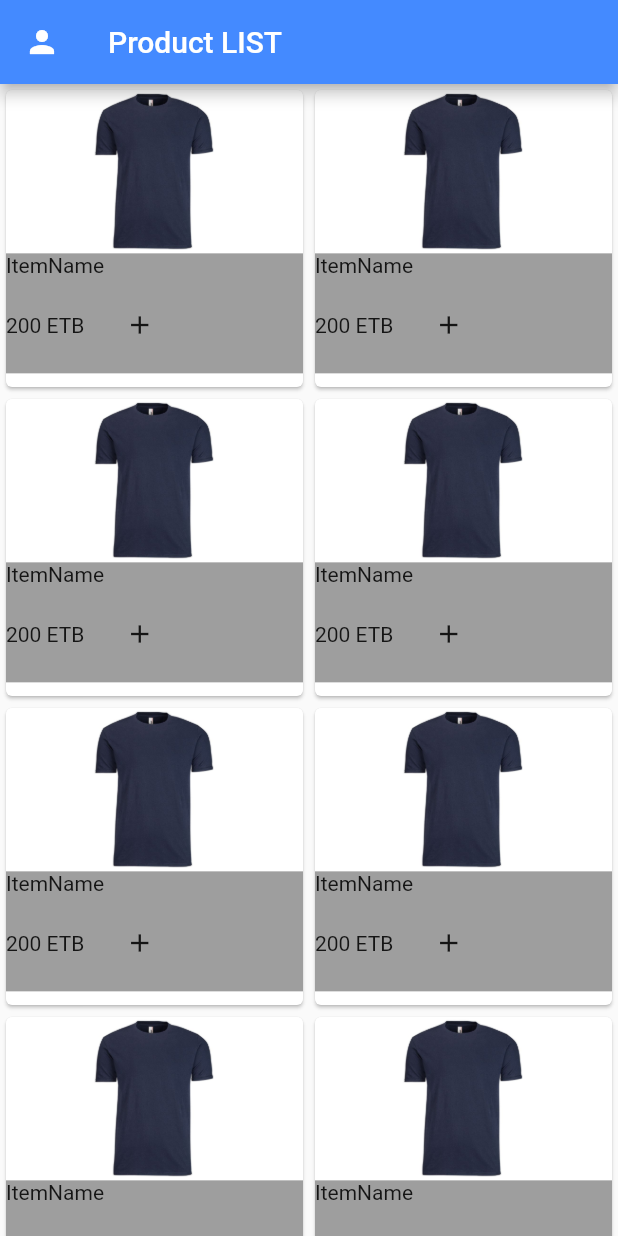
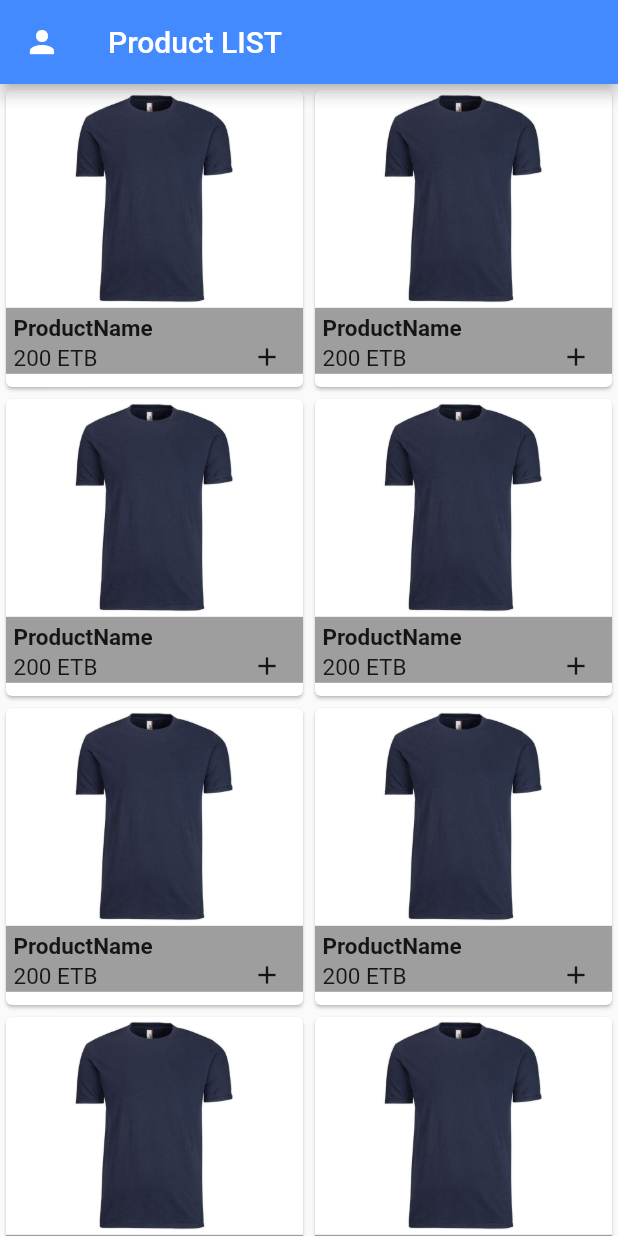
Before and after one commit to nebiyuelias1/flutter-tech-camp, a Flutter app: the screen it shows after launch, on a phone screen of 412 x 824 dp. Run offline on Flutter 3.47's test engine with Material 2 defaults, Android fonts, the phone set to English and light mode, and no system bars; our stand-ins replace auto_route, freezed_annotation; generated files the repository leaves out were written again.

Commit message:
update product ui

```diff
--- a/lib/src/products_page.dart
+++ b/lib/src/products_page.dart
@@ -51,7 +51,7 @@ class _Product extends StatelessWidget {
       child: Column(
         children: <Widget>[
           AspectRatio(
-            aspectRatio: 20.0 / 11.0,
+            aspectRatio: 15.0 / 11.0,
             child: Image.asset('assets/images/T-shirt1.jpeg'),
           ),
           Container(
@@ -60,20 +60,11 @@ class _Product extends StatelessWidget {
             child: Column(
               crossAxisAlignment: CrossAxisAlignment.start,
               children: <Widget>[
-                Text('ItemName'),
-                Row(
-                  mainAxisAlignment: MainAxisAlignment.start,
-                  children: [
-                    Text('200 ETB'),
-                    SizedBox(width: 5),
-                    ButtonBar(
-                      children: <Widget>[
-                        IconButton(iconSize: 20,
-                          icon: Icon(Icons.add), onPressed: () {})
-                      ],
-                    )
-                  ],
-                )
+                Padding(
+                  padding: EdgeInsets.only(left: 5, top: 5),
+                  child: _buildText('ProductName', 15, true),
+                ),
+                 _buildProductContainer('220 ETB'),
               ],
             ),
           ),
@@ -81,4 +72,39 @@ class _Product extends StatelessWidget {
       ),
     );
   }
+
+
+  Container _buildProductContainer(String _productPrice) {
+    return Container(
+                height: 21,
+                padding: EdgeInsets.only(left: 5),
+                child: Row(
+                  mainAxisAlignment: MainAxisAlignment.spaceBetween,
+                  children: [
+                    _buildText('200 ETB', 15, false),
+                    IconButton(
+                      icon: Icon(Icons.add),
+                      onPressed: () {},
+                      iconSize: 20.0,
+                      padding: EdgeInsets.only(bottom: 5),
+                    ),
+                  ],
+                ),
+              );
+  }
+
+
+
+  Text _buildText(String _text, double _textSize, bool _isBold) {
+    FontWeight _textBold;
+    if (_isBold == true) {
+      _textBold = FontWeight.bold;
+    } else {
+      _textBold = FontWeight.normal;
+    }
+    return Text(
+      _text,
+      style: TextStyle(fontSize: _textSize, fontWeight: _textBold),
+    );
+  }
 }
--- a/lib/src/profile_page.dart
+++ b/lib/src/profile_page.dart
@@ -41,7 +41,7 @@ class _Profile extends StatelessWidget {
             alignment: Alignment.center,
             child: CircleAvatar(
                 backgroundImage: NetworkImage(
-                  'https://www.woolha.com/media/2020/03/eevee.png',
+                  'https://www.kindpng.com/picc/m/173-1731325_person-icon-png-transparent-png.png',
                 ),
                 minRadius: 50,
                 maxRadius: 75),
```
